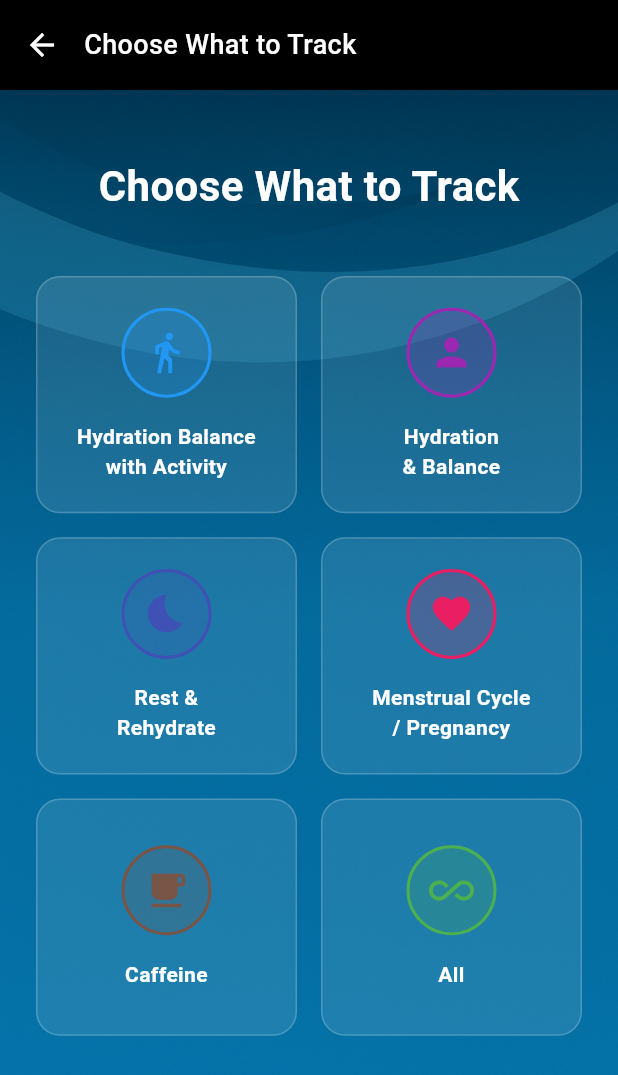
After one commit to lakshmanachimata/innovasense, a Flutter app: the ChooseManualTestScreen screen opened directly, on a phone screen of 412 x 824 dp. The commit adds this screen. Shown: the top 1075 px of the screen. Run offline on Flutter 3.47's test engine with Material 3 defaults, Android fonts, the phone set to English and light mode, and no system bars; our stand-ins replace image_picker, shared_preferences, sleek_circular_slider, webview_flutter; missing offline and left inert: encrypt, flutter_pdfview; accounts and stored records are empty; network calls fail.

Commit message:
added choose screen

```diff
--- /dev/null
+++ b/lib/views/choose_manual_test_screen.dart
@@ -0,0 +1,247 @@
+import 'package:flutter/material.dart';
+
+class ChooseManualTestScreen extends StatelessWidget {
+  const ChooseManualTestScreen({super.key});
+
+  @override
+  Widget build(BuildContext context) {
+    return Scaffold(
+      backgroundColor: Colors.black,
+      body: Stack(
+        children: [
+          // Background Image
+          Container(
+            width: double.infinity,
+            height: double.infinity,
+            decoration: const BoxDecoration(
+              image: DecorationImage(
+                image: AssetImage('assets/images/logged_bg.png'),
+                fit: BoxFit.cover,
+              ),
+            ),
+          ),
+          // Content
+          SafeArea(
+            child: Column(
+              children: [
+                // Header
+                Container(
+                  width: double.infinity,
+                  height: 60,
+                  color: Colors.black,
+                  child: Padding(
+                    padding: const EdgeInsets.symmetric(horizontal: 16.0),
+                    child: Row(
+                      children: [
+                        // Back Button
+                        GestureDetector(
+                          onTap: () {
+                            Navigator.pop(context);
+                          },
+                          child: const Icon(
+                            Icons.arrow_back,
+                            color: Colors.white,
+                            size: 24,
+                          ),
+                        ),
+                        const SizedBox(width: 16),
+                        // Title
+                        const Text(
+                          'Choose What to Track',
+                          style: TextStyle(
+                            color: Colors.white,
+                            fontSize: 18,
+                            fontWeight: FontWeight.w500,
+                          ),
+                        ),
+                      ],
+                    ),
+                  ),
+                ),
+                // Main Content
+                Expanded(
+                  child: Padding(
+                    padding: const EdgeInsets.all(24.0),
+                    child: Column(
+                      children: [
+                        const SizedBox(height: 20),
+                        // Title
+                        const Text(
+                          'Choose What to Track',
+                          style: TextStyle(
+                            color: Colors.white,
+                            fontSize: 28,
+                            fontWeight: FontWeight.bold,
+                          ),
+                        ),
+                        const SizedBox(height: 40),
+                        // Options Grid
+                        Expanded(
+                          child: GridView.count(
+                            crossAxisCount: 2,
+                            crossAxisSpacing: 16,
+                            mainAxisSpacing: 16,
+                            childAspectRatio: 1.1,
+                            children: [
+                              _buildTrackingOption(
+                                context,
+                                icon: Icons.directions_walk,
+                                title: 'Hydration Balance\nwith Activity',
+                                color: Colors.blue,
+                              ),
+                              _buildTrackingOption(
+                                context,
+                                icon: Icons.person,
+                                title: 'Hydration\n& Balance',
+                                color: Colors.purple,
+                              ),
+                              _buildTrackingOption(
+                                context,
+                                icon: Icons.bedtime,
+                                title: 'Rest &\nRehydrate',
+                                color: Colors.indigo,
+                              ),
+                              _buildTrackingOption(
+                                context,
+                                icon: Icons.favorite,
+                                title: 'Menstrual Cycle\n/ Pregnancy',
+                                color: Colors.pink,
+                              ),
+                              _buildTrackingOption(
+                                context,
+                                icon: Icons.local_cafe,
+                                title: 'Caffeine',
+                                color: Colors.brown,
+                              ),
+                              _buildTrackingOption(
+                                context,
+                                icon: Icons.all_inclusive,
+                                title: 'All',
+                                color: Colors.green,
+                              ),
+                            ],
+                          ),
+                        ),
+                      ],
+                    ),
+                  ),
+                ),
+              ],
+            ),
+          ),
+        ],
+      ),
+    );
+  }
+
+  Widget _buildTrackingOption(
+    BuildContext context, {
+    required IconData icon,
+    required String title,
+    required Color color,
+  }) {
+    return GestureDetector(
+      onTap: () {
+        _showComingSoonDialog(context, title);
+      },
+      child: Container(
+        decoration: BoxDecoration(
+          color: Colors.white.withOpacity(0.1),
+          borderRadius: BorderRadius.circular(16),
+          border: Border.all(
+            color: Colors.white.withOpacity(0.2),
+            width: 1,
+          ),
+        ),
+        child: Column(
+          mainAxisAlignment: MainAxisAlignment.center,
+          children: [
+            // Icon
+            Container(
+              width: 60,
+              height: 60,
+              decoration: BoxDecoration(
+                color: color.withOpacity(0.2),
+                shape: BoxShape.circle,
+                border: Border.all(
+                  color: color,
+                  width: 2,
+                ),
+              ),
+              child: Icon(
+                icon,
+                color: color,
+                size: 30,
+              ),
+            ),
+            const SizedBox(height: 16),
+            // Title
+            Text(
+              title,
+              textAlign: TextAlign.center,
+              style: const TextStyle(
+                color: Colors.white,
+                fontSize: 14,
+                fontWeight: FontWeight.bold,
+              ),
+            ),
+          ],
+        ),
+      ),
+    );
+  }
+
+  void _showComingSoonDialog(BuildContext context, String featureName) {
+    showDialog(
+      context: context,
+      builder: (BuildContext context) {
+        return AlertDialog(
+          backgroundColor: Colors.grey[900],
+          shape: RoundedRectangleBorder(
+            borderRadius: BorderRadius.circular(16),
+          ),
+          title: Row(
+            children: [
+              Icon(
+                Icons.info_outline,
+                color: Colors.blue,
+                size: 24,
+              ),
+              const SizedBox(width: 8),
+              const Text(
+                'Coming Soon',
+                style: TextStyle(
+                  color: Colors.white,
+                  fontSize: 18,
+                  fontWeight: FontWeight.bold,
+                ),
+              ),
+            ],
+          ),
+          content: Text(
+            '$featureName tracking feature is currently under development and will be available in a future update.',
+            style: const TextStyle(
+              color: Colors.white70,
+              fontSize: 14,
+            ),
+          ),
+          actions: [
+            TextButton(
+              onPressed: () {
+                Navigator.of(context).pop();
+              },
+              child: const Text(
+                'OK',
+                style: TextStyle(
+                  color: Colors.blue,
+                  fontSize: 16,
+                  fontWeight: FontWeight.w600,
+                ),
+              ),
+            ),
+          ],
+        );
+      },
+    );
+  }
+}
--- a/lib/views/home_screen.dart
+++ b/lib/views/home_screen.dart
@@ -7,6 +7,7 @@ import 'profile_screen.dart';
 import 'test_screen.dart';
 import 'user_history_screen.dart';
 import 'manual_test_screen.dart';
+import 'choose_manual_test_screen.dart';
 
 class HomeScreen extends StatefulWidget {
   const HomeScreen({super.key});
@@ -402,7 +403,7 @@ class _HomeScreenState extends State<HomeScreen> {
                     Navigator.push(
                       context,
                       MaterialPageRoute(
-                        builder: (context) => const ManualTestScreen(),
+                        builder: (context) => const ChooseManualTestScreen(),
                       ),
                     );
                   },
```
